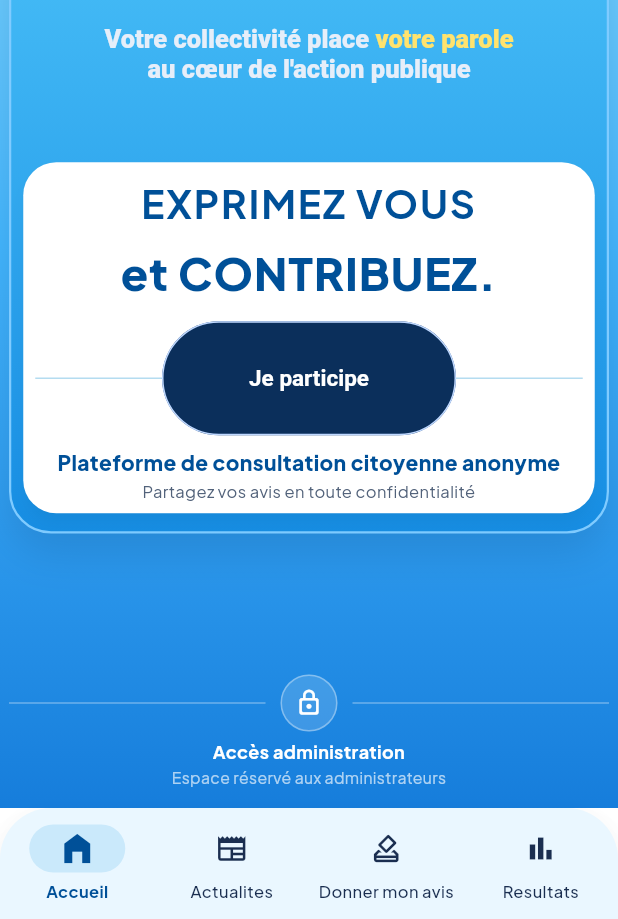
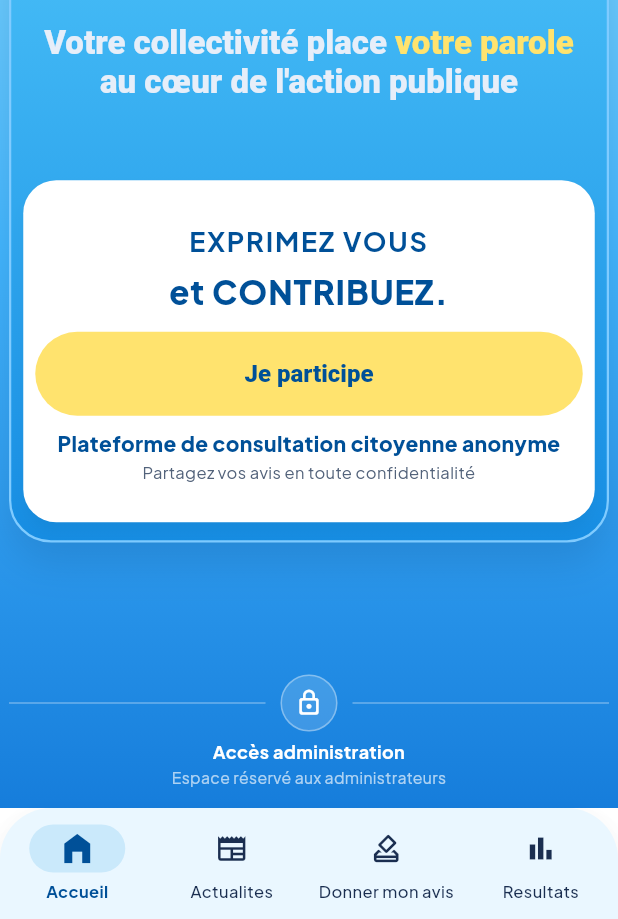
Before and after one commit to stef25fwi/citoyen-peyi, a Flutter app: the screen it shows after launch, on a phone screen of 412 x 824 dp, the part 317-1236 px from its top. Run offline on Flutter 3.47's test engine with Material 3 defaults, Android fonts, the phone set to English and light mode, and no system bars; our stand-ins replace cloud_firestore, firebase_auth, firebase_core, firebase_messaging, fl_chart, google_fonts and 3 more; missing offline and left inert: dart:html, firebase_app_check; accounts and stored records are empty.

Commit message:
UX: Améliorations page d'accueil - Texte principal grossi, 'votre parole' en jaune gras, texte 'Exprimez vous' réduit, bouton 'Je participe' jaune pleine largeur
- Augmenter taille hero text: mobile 17→22px, tablet 27→33px, desktop 30→38px
- 'votre parole' en jaune avec fontWeight.w900
- Réduire texte 'Exprimez vous et contribuez': titre 26→18px, sous-titre 30→22px
- Bouton 'Je participe' en jaune (#FFE36E) avec texte bleu marine
- Bouton remplit 100% de la largeur
- Hauteur bouton optimisée: 56px mobile, 60px desktop

Co-Authored-By: Claude Haiku 4.5 <noreply@anthropic.com>
Claude-Session: https://claude.ai/code/session_01TQHEHxBv1NufgG27W9zVqm

```diff
--- a/flutter_app/lib/pages/home_page.dart
+++ b/flutter_app/lib/pages/home_page.dart
@@ -313,9 +313,9 @@ class _HeroText extends StatelessWidget {
   @override
   Widget build(BuildContext context) {
     final fontSize = switch (layout) {
-      _HomeLayout.mobile => 17.0,
-      _HomeLayout.tablet => 27.0,
-      _HomeLayout.desktop => 30.0,
+      _HomeLayout.mobile => 22.0,
+      _HomeLayout.tablet => 33.0,
+      _HomeLayout.desktop => 38.0,
     };
     final textSpans = layout == _HomeLayout.mobile
         ? const [
@@ -325,7 +325,10 @@ class _HeroText extends StatelessWidget {
             ),
             TextSpan(
               text: 'votre parole\n',
-              style: TextStyle(color: Color(0xFFFFE36E)),
+              style: TextStyle(
+                color: Color(0xFFFFE36E),
+                fontWeight: FontWeight.w900,
+              ),
             ),
             TextSpan(
               text: 'au cœur de l\'action publique',
@@ -339,7 +342,10 @@ class _HeroText extends StatelessWidget {
             ),
             TextSpan(
               text: 'votre parole',
-              style: TextStyle(color: Color(0xFFFFE36E)),
+              style: TextStyle(
+                color: Color(0xFFFFE36E),
+                fontWeight: FontWeight.w900,
+              ),
             ),
             TextSpan(
               text: ' au cœur de l\'action publique',
@@ -424,8 +430,7 @@ class _ActionCard extends StatelessWidget {
 
   Widget _mergedContent(BuildContext context) {
     final gap = layout == _HomeLayout.mobile ? 10.0 : 14.0;
-    final buttonHeight = layout == _HomeLayout.mobile ? 76.0 : 84.0;
-    final buttonWidth = layout == _HomeLayout.mobile ? 196.0 : 224.0;
+    final buttonHeight = layout == _HomeLayout.mobile ? 56.0 : 60.0;
 
     return Column(
       mainAxisAlignment: MainAxisAlignment.center,
@@ -433,34 +438,23 @@ class _ActionCard extends StatelessWidget {
       children: [
         _buttonLeadText(),
         SizedBox(height: gap),
-        Stack(
-          alignment: Alignment.center,
-          children: [
-            Divider(
-              color: const Color(0xFF77BFE4).withValues(alpha: 0.55),
-              thickness: 1,
-            ),
         SizedBox(
           height: buttonHeight,
-              width: buttonWidth,
           child: FilledButton(
             onPressed: onTap,
             style: FilledButton.styleFrom(
-                  backgroundColor: const Color(0xFF0B2F5B),
-                  foregroundColor: Colors.white,
+              backgroundColor: const Color(0xFFFFE36E),
+              foregroundColor: const Color(0xFF005098),
               shape: RoundedRectangleBorder(
                 borderRadius: BorderRadius.circular(999),
-                    side: const BorderSide(color: Color(0xFFBFD8FF)),
               ),
               textStyle: TextStyle(
-                    fontSize: layout == _HomeLayout.mobile ? 15.0 : 16.0,
-                    fontWeight: FontWeight.w700,
+                fontSize: layout == _HomeLayout.mobile ? 16.0 : 18.0,
+                fontWeight: FontWeight.w800,
               ),
             ),
             child: const Text('Je participe'),
           ),
-            ),
-          ],
         ),
         SizedBox(height: gap),
         _actionRow(
@@ -472,8 +466,8 @@ class _ActionCard extends StatelessWidget {
   }
 
   Widget _buttonLeadText() {
-    final titleSize = layout == _HomeLayout.mobile ? 26.0 : 28.0;
-    final subtitleSize = layout == _HomeLayout.mobile ? 30.0 : 32.0;
+    final titleSize = layout == _HomeLayout.mobile ? 18.0 : 20.0;
+    final subtitleSize = layout == _HomeLayout.mobile ? 22.0 : 24.0;
 
     return Column(
       children: [
```
Lines whose indentation alone changed are shown as unchanged.
